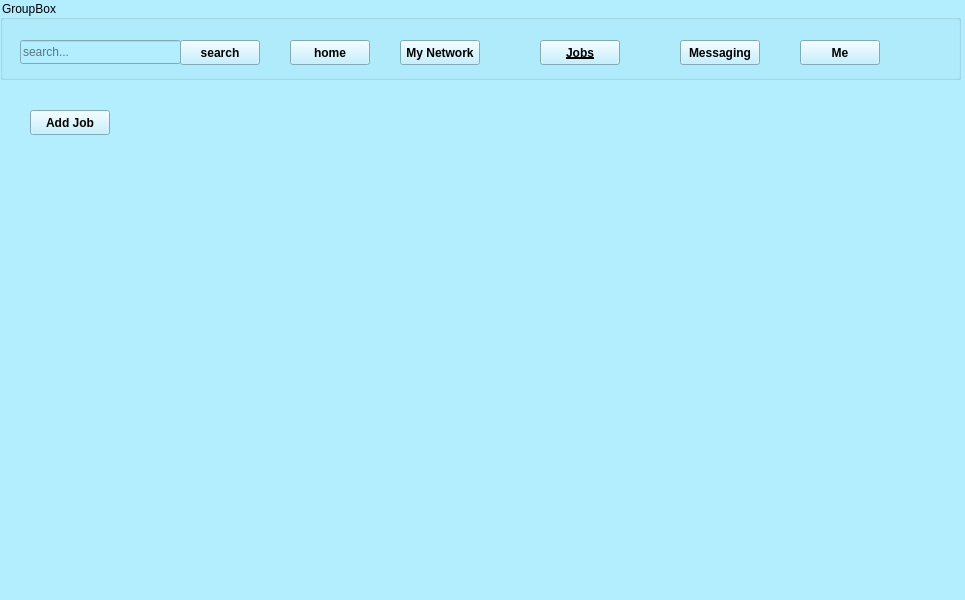
The window that jobs_admin.ui (white-vessel/eyd-project) describes before a commit, drawn with Qt 5.
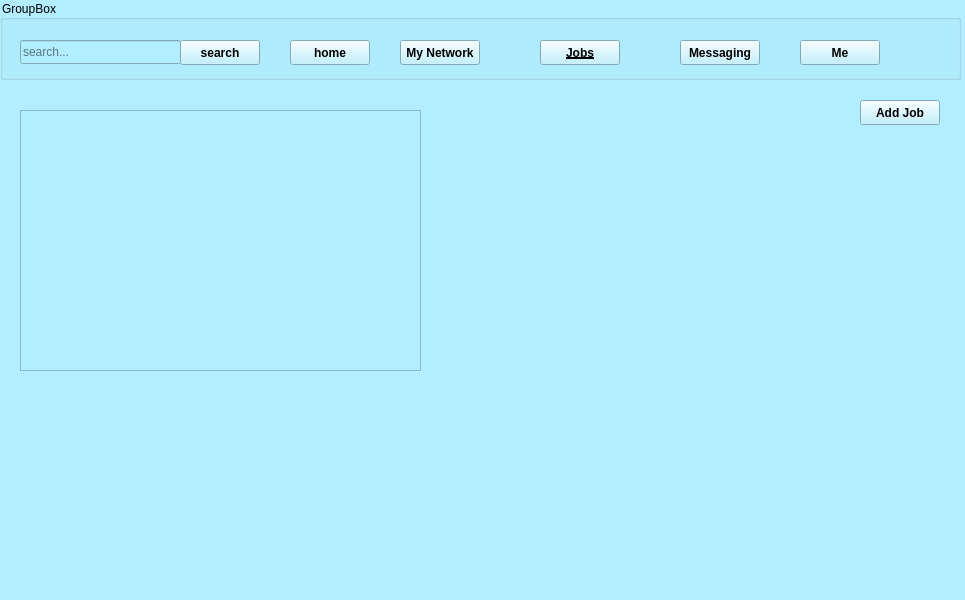
The same window after the commit.

Patch:
```diff
--- a/jobs_admin.ui
+++ b/jobs_admin.ui
@@ -172,8 +172,8 @@
    <widget class="QPushButton" name="pushButton_6">
     <property name="geometry">
      <rect>
-      <x>30</x>
-      <y>110</y>
+      <x>860</x>
+      <y>100</y>
       <width>80</width>
       <height>25</height>
      </rect>
@@ -188,6 +188,29 @@
      <string>Add Job</string>
     </property>
    </widget>
+   <widget class="QScrollArea" name="scrollArea">
+    <property name="geometry">
+     <rect>
+      <x>20</x>
+      <y>110</y>
+      <width>401</width>
+      <height>261</height>
+     </rect>
+    </property>
+    <property name="widgetResizable">
+     <bool>true</bool>
+    </property>
+    <widget class="QWidget" name="scrolgetContents">
+     <property name="geometry">
+      <rect>
+       <x>0</x>
+       <y>0</y>
+       <width>399</width>
+       <height>259</height>
+      </rect>
+     </property>
+    </widget>
+   </widget>
   </widget>
   <widget class="QMenuBar" name="menubar">
    <property name="geometry">
```
